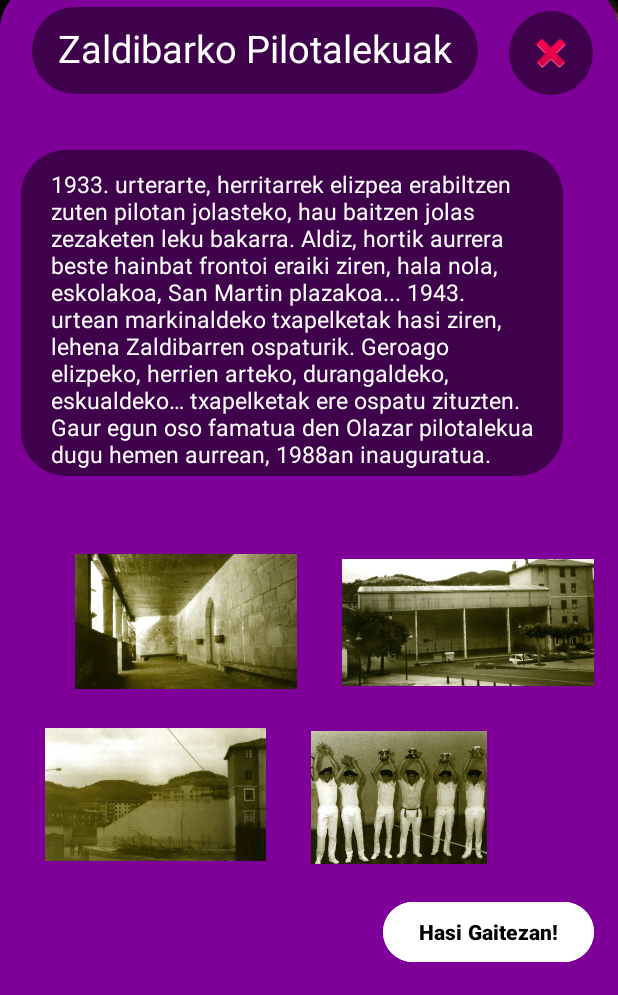
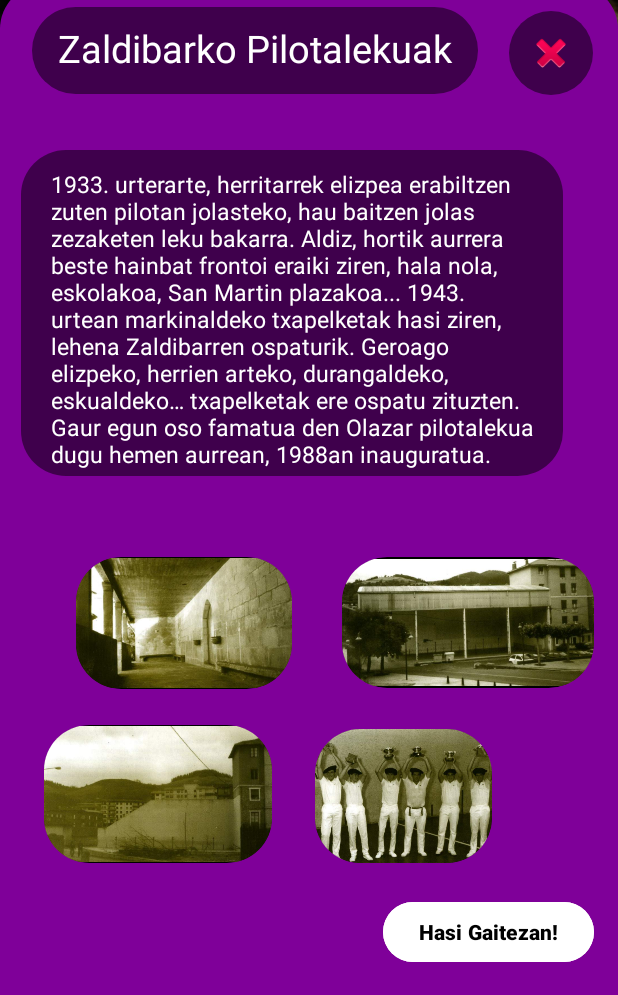
Before and after one commit to AsierTX/Zaldibar_Patapol, an Android app: the fragment inicio_fragment_juego3 placed in its activity, on a phone screen of 412 x 824 dp, the part 241-1236 px from its top. Run offline under Robolectric (Android 15) with nearby library versions, the phone set to English and light mode, and no system bars.

Commit message:
arreglo imagenes fragments

```diff
--- a/app/src/main/res/layout/fragment_inicio_juego1.xml
+++ b/app/src/main/res/layout/fragment_inicio_juego1.xml
@@ -90,13 +90,13 @@
             android:layout_width="227dp"
             android:layout_height="172dp"
             android:src="@drawable/foto_fragment_j1_inicio"
-            android:background="@drawable/bordecircular"
             app:layout_constraintBottom_toBottomOf="parent"
             app:layout_constraintEnd_toEndOf="parent"
             app:layout_constraintHorizontal_bias="0.445"
             app:layout_constraintStart_toStartOf="parent"
             app:layout_constraintTop_toTopOf="parent"
             app:layout_constraintVertical_bias="0.814"
+            android:background="@drawable/bordecircular"
             android:clipToOutline="true" />
 
         <Button
--- a/app/src/main/res/layout/fragment_inicio_juego3.xml
+++ b/app/src/main/res/layout/fragment_inicio_juego3.xml
@@ -84,16 +84,17 @@
 
         <ImageView
             android:id="@+id/imageView5"
-            android:layout_width="148dp"
-            android:layout_height="94dp"
+            android:layout_width="144dp"
+            android:layout_height="88dp"
+            android:background="@drawable/bordecircular"
+            android:clipToOutline="true"
             android:src="@drawable/foto_fragment_j3_inicio"
             app:layout_constraintBottom_toBottomOf="parent"
             app:layout_constraintEnd_toEndOf="parent"
             app:layout_constraintHorizontal_bias="0.19"
             app:layout_constraintStart_toStartOf="parent"
             app:layout_constraintTop_toTopOf="parent"
-            app:layout_constraintVertical_bias="0.652"
-            app:shapeAppearanceOverlay="@style/radius" />
+            app:layout_constraintVertical_bias="0.652" />
 
         <ImageView
             android:id="@+id/imageView9"
@@ -106,33 +107,36 @@
             app:layout_constraintStart_toStartOf="parent"
             app:layout_constraintTop_toTopOf="parent"
             app:layout_constraintVertical_bias="0.651"
-            app:shapeAppearanceOverlay="@style/radius" />
+            android:background="@drawable/bordecircular"
+            android:clipToOutline="true" />
 
         <ImageView
             android:id="@+id/imageView10"
-            android:layout_width="147dp"
-            android:layout_height="91dp"
+            android:layout_width="152dp"
+            android:layout_height="92dp"
+            android:background="@drawable/bordecircular"
+            android:clipToOutline="true"
             android:src="@drawable/foto_fragment_j33_inicio"
             app:layout_constraintBottom_toBottomOf="parent"
             app:layout_constraintEnd_toEndOf="parent"
             app:layout_constraintHorizontal_bias="0.113"
             app:layout_constraintStart_toStartOf="parent"
             app:layout_constraintTop_toTopOf="parent"
-            app:layout_constraintVertical_bias="0.849"
-            app:shapeAppearanceOverlay="@style/radius" />
+            app:layout_constraintVertical_bias="0.849" />
 
         <ImageView
             android:id="@+id/imageView12"
-            android:layout_width="117dp"
-            android:layout_height="94dp"
+            android:layout_width="118dp"
+            android:layout_height="89dp"
+            android:background="@drawable/bordecircular"
+            android:clipToOutline="true"
             android:src="@drawable/foto_fragment_j34_inicio"
             app:layout_constraintBottom_toBottomOf="parent"
             app:layout_constraintEnd_toEndOf="parent"
-            app:layout_constraintHorizontal_bias="0.704"
+            app:layout_constraintHorizontal_bias="0.714"
             app:layout_constraintStart_toStartOf="parent"
             app:layout_constraintTop_toTopOf="parent"
-            app:layout_constraintVertical_bias="0.854"
-            app:shapeAppearanceOverlay="@style/radius" />
+            app:layout_constraintVertical_bias="0.85" />
 
         <Button
             android:id="@+id/iniciar_activity"
```
Also changed, not shown: app/src/main/res/layout/fragment_inicio_juego2.xml (+13 -12 lines), app/src/main/res/layout/fragment_inicio_juego4.xml (+17 -13 lines), app/src/main/res/layout/fragment_inicio_juego5.xml (+5 -4 lines), app/src/main/res/layout/fragment_inicio_juego6.xml (+15 -13 lines), app/src/main/res/layout/fragment_inicio_juego7.xml (+6 -5 lines).
